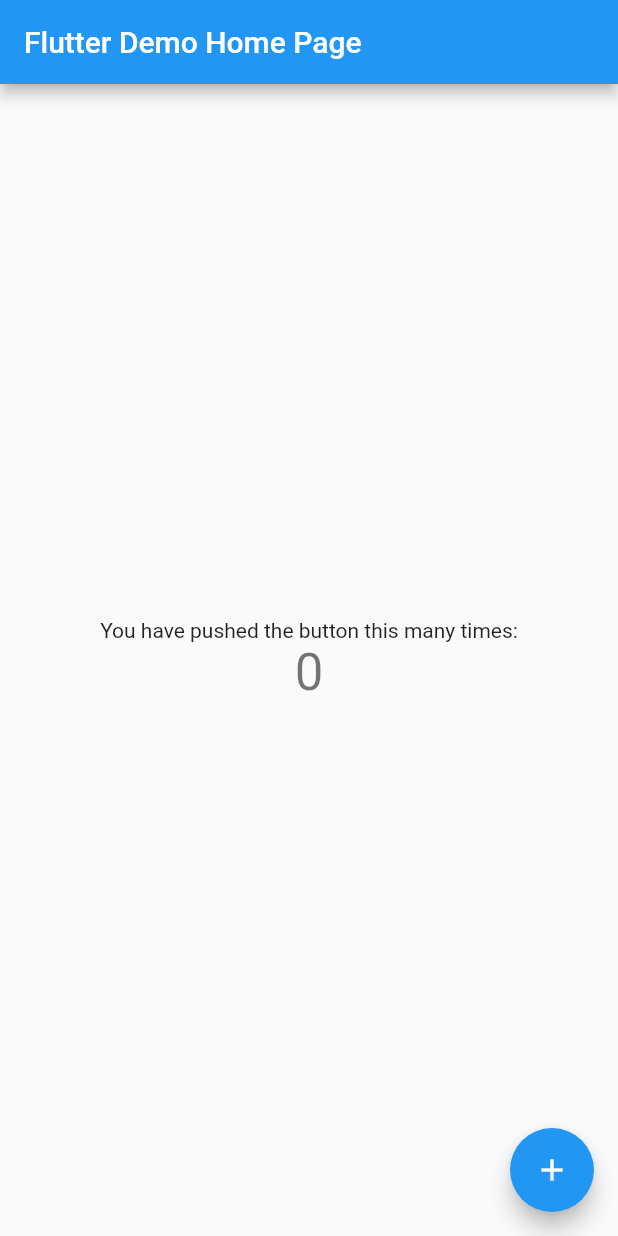
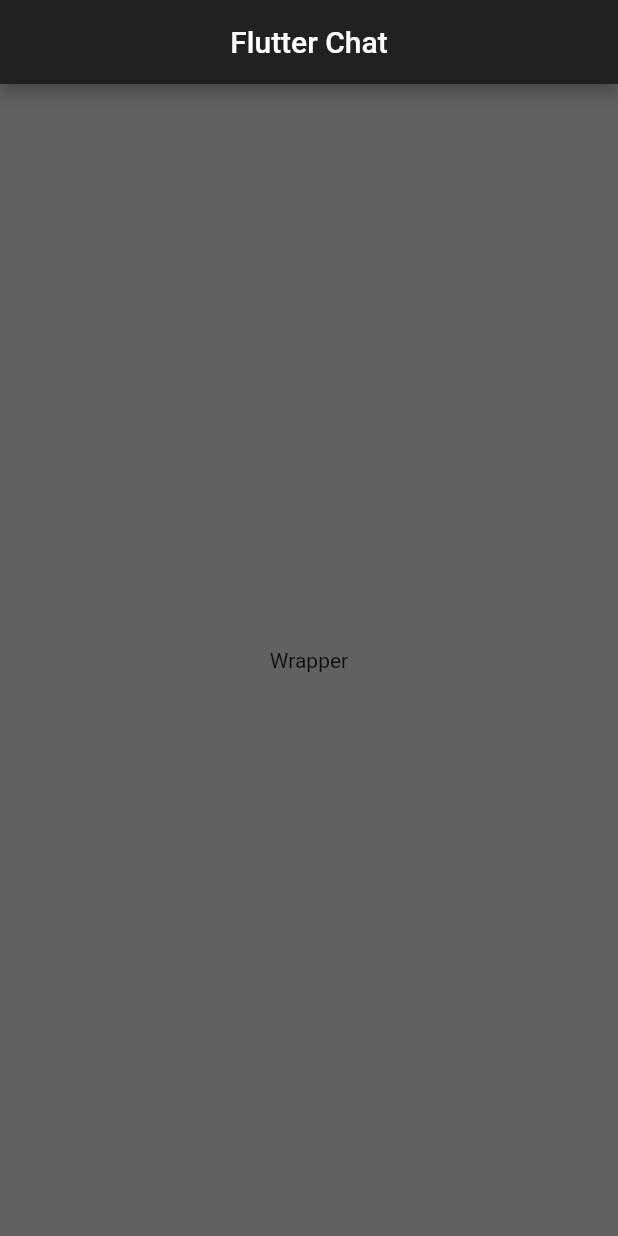
Before and after one commit to Sabari2810/Converse, a Flutter app: the screen it shows after launch, on a phone screen of 412 x 824 dp. Run offline on Flutter 3.47's test engine with Material 2 defaults, Android fonts, the phone set to English and light mode, and no system bars.

Commit message:
Added a wrapper

```diff
--- a/lib/main.dart
+++ b/lib/main.dart
@@ -1,4 +1,5 @@
 import 'package:flutter/material.dart';
+import 'package:flutter_chat/screens/Wapper.dart';
 
 void main() {
   runApp(MyApp());
@@ -11,103 +12,9 @@ class MyApp extends StatelessWidget {
     return MaterialApp(
       title: 'Flutter Demo',
       theme: ThemeData(
-        // This is the theme of your application.
-        //
-        // Try running your application with "flutter run". You'll see the
-        // application has a blue toolbar. Then, without quitting the app, try
-        // changing the primarySwatch below to Colors.green and then invoke
-        // "hot reload" (press "r" in the console where you ran "flutter run",
-        // or simply save your changes to "hot reload" in a Flutter IDE).
-        // Notice that the counter didn't reset back to zero; the application
-        // is not restarted.
         primarySwatch: Colors.blue,
       ),
-      home: MyHomePage(title: 'Flutter Demo Home Page'),
+      home: Wrapper(),
     );
   }
 }
-
-class MyHomePage extends StatefulWidget {
-  MyHomePage({Key? key, required this.title}) : super(key: key);
-
-  // This widget is the home page of your application. It is stateful, meaning
-  // that it has a State object (defined below) that contains fields that affect
-  // how it looks.
-
-  // This class is the configuration for the state. It holds the values (in this
-  // case the title) provided by the parent (in this case the App widget) and
-  // used by the build method of the State. Fields in a Widget subclass are
-  // always marked "final".
-
-  final String title;
-
-  @override
-  _MyHomePageState createState() => _MyHomePageState();
-}
-
-class _MyHomePageState extends State<MyHomePage> {
-  int _counter = 0;
-
-  void _incrementCounter() {
-    setState(() {
-      // This call to setState tells the Flutter framework that something has
-      // changed in this State, which causes it to rerun the build method below
-      // so that the display can reflect the updated values. If we changed
-      // _counter without calling setState(), then the build method would not be
-      // called again, and so nothing would appear to happen.
-      _counter++;
-    });
-  }
-
-  @override
-  Widget build(BuildContext context) {
-    // This method is rerun every time setState is called, for instance as done
-    // by the _incrementCounter method above.
-    //
-    // The Flutter framework has been optimized to make rerunning build methods
-    // fast, so that you can just rebuild anything that needs updating rather
-    // than having to individually change instances of widgets.
-    return Scaffold(
-      appBar: AppBar(
-        // Here we take the value from the MyHomePage object that was created by
-        // the App.build method, and use it to set our appbar title.
-        title: Text(widget.title),
-      ),
-      body: Center(
-        // Center is a layout widget. It takes a single child and positions it
-        // in the middle of the parent.
-        child: Column(
-          // Column is also a layout widget. It takes a list of children and
-          // arranges them vertically. By default, it sizes itself to fit its
-          // children horizontally, and tries to be as tall as its parent.
-          //
-          // Invoke "debug painting" (press "p" in the console, choose the
-          // "Toggle Debug Paint" action from the Flutter Inspector in Android
-          // Studio, or the "Toggle Debug Paint" command in Visual Studio Code)
-          // to see the wireframe for each widget.
-          //
-          // Column has various properties to control how it sizes itself and
-          // how it positions its children. Here we use mainAxisAlignment to
-          // center the children vertically; the main axis here is the vertical
-          // axis because Columns are vertical (the cross axis would be
-          // horizontal).
-          mainAxisAlignment: MainAxisAlignment.center,
-          children: <Widget>[
-            Text(
-              'You have pushed the button this many times:',
-            ),
-            Text(
-              '$_counter',
-              style: Theme.of(context).textTheme.headline4,
-            ),
-          ],
-        ),
-      ),
-      floatingActionButton: FloatingActionButton(
-        onPressed: _incrementCounter,
-        tooltip: 'Increment',
-        child: Icon(Icons.add),
-      ), // This trailing comma makes auto-formatting nicer for build methods.
-    );
-  }
-}
--- /dev/null
+++ b/lib/screens/Wapper.dart
@@ -0,0 +1,32 @@
+import 'package:flutter/material.dart';
+
+class Wrapper extends StatefulWidget {
+  const Wrapper({Key? key}) : super(key: key);
+
+  @override
+  _WrapperState createState() => _WrapperState();
+}
+
+class _WrapperState extends State<Wrapper> {
+  @override
+  Widget build(BuildContext context) {
+    return Scaffold(
+      appBar: AppBar(
+        title: Text(
+          "Flutter Chat",
+          textAlign: TextAlign.center,
+        ),
+        centerTitle: true,
+        backgroundColor: Colors.grey.shade900,
+      ),
+      body: Container(
+        decoration: BoxDecoration(
+          color: Colors.grey.shade700
+        ),
+        child: Center(
+          child: Text("Wrapper"),
+        ),
+      ),
+    );
+  }
+}
```
